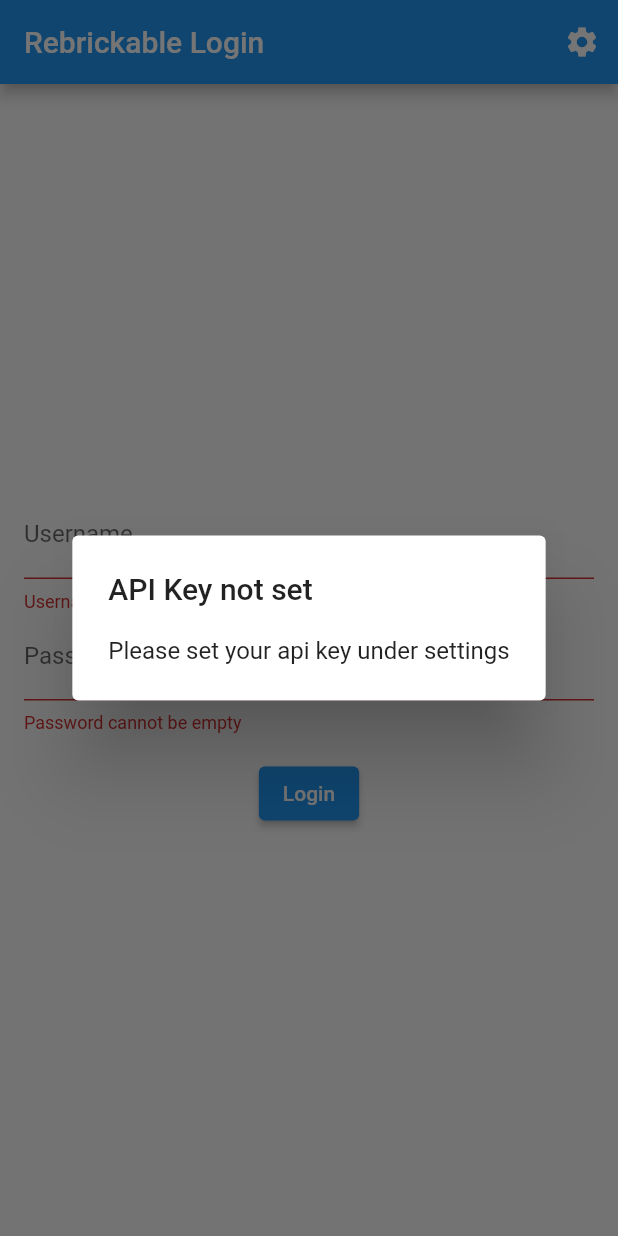
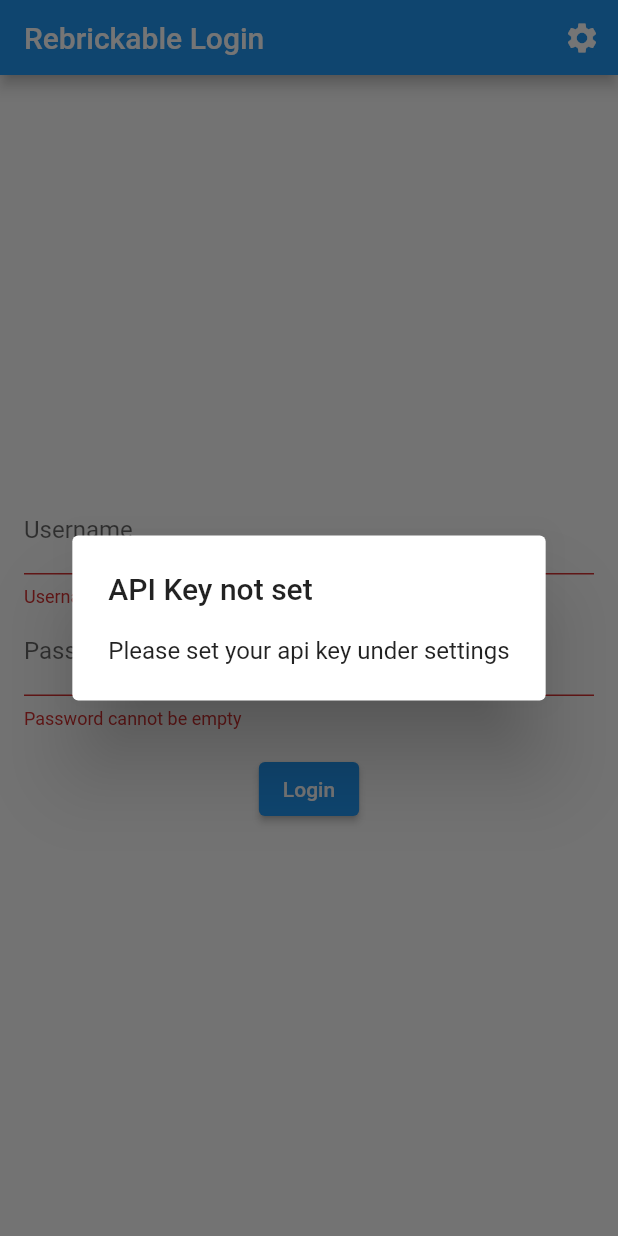
Before and after one commit to sebastiankutschbach/brick_app, a Flutter app: the screen it shows after launch, after a tap on "Login", on a phone screen of 412 x 824 dp. Run offline on Flutter 3.47's test engine with Material 2 defaults, Android fonts, the phone set to English and light mode, and no system bars; our stand-ins replace shared_preferences, webview_flutter; missing offline and left inert: uri.

Commit message:
refactoring, preparation for logout functionality and better error handling

```diff
--- a/lib/pages/login_page.dart
+++ b/lib/pages/login_page.dart
@@ -2,6 +2,8 @@ import 'package:brick_app/model/rebrickable_model.dart';
 import 'package:brick_app/pages/overview_page.dart';
 import 'package:brick_app/pages/settings_page.dart';
 import 'package:brick_app/service/preferences_service.dart';
+import 'package:brick_app/service/rebrickable_api_exception.dart';
+import 'package:brick_app/widgets/brick_app_bar.dart';
 import 'package:flutter/cupertino.dart';
 import 'package:flutter/material.dart';
 import 'package:provider/provider.dart';
@@ -26,11 +28,8 @@ class _LoginPageState extends State<LoginPage> {
       Future.delayed(Duration.zero, () => Navigator.of(context).push(route));
     }
     return Scaffold(
-      appBar: AppBar(
-        title: Text('Rebrickable Login'),
-        actions: [
-          _createSettingsButton(),
-        ],
+      appBar: BrickAppBar(
+        Text('Rebrickable Login'),
       ),
       body: Center(
         child: Padding(
@@ -65,12 +64,16 @@ class _LoginPageState extends State<LoginPage> {
                         _showDialog('Please set your api key under settings');
                       }
                       if (_formKey.currentState.validate()) {
+                        try {
                           final userToken =
                               await model.login(_username, _password, apiKey);
                           if (userToken != null) {
                             context.read<PreferencesService>().userToken =
                                 userToken;
                             Navigator.push(context, route);
+                          }
+                        } on RebrickableApiException catch (e) {
+                          _showDialog('Login failed: ${e.message}');
                         }
                       }
                     },
@@ -83,15 +86,6 @@ class _LoginPageState extends State<LoginPage> {
         ),
       ),
     );
-  }
-
-  IconButton _createSettingsButton() {
-    return IconButton(
-        onPressed: () {
-          Navigator.push(
-              context, MaterialPageRoute(builder: (context) => SettingsPage()));
-        },
-        icon: Icon(Icons.settings));
   }
 
   Future<void> _showDialog(message) async {
--- a/lib/pages/moc_page.dart
+++ b/lib/pages/moc_page.dart
@@ -2,6 +2,7 @@ import 'dart:developer';
 
 import 'package:brick_app/model/brick_set.dart';
 import 'package:brick_app/model/rebrickable_model.dart';
+import 'package:brick_app/widgets/brick_app_bar.dart';
 import 'package:brick_app/widgets/sets_grid_view.dart';
 import 'package:flutter/material.dart';
 import 'package:provider/provider.dart';
@@ -14,8 +15,8 @@ class MocPage extends StatelessWidget {
   Widget build(BuildContext context) {
     final service = context.read<RebrickableModel>();
     return Scaffold(
-      appBar: AppBar(
-        title: Text(brickSet.name),
+      appBar: BrickAppBar(
+        Text(brickSet.name),
       ),
       body: FutureBuilder(
         future: service.getMocsFromSet(setNum: brickSet.setNum),
--- a/lib/pages/overview_page.dart
+++ b/lib/pages/overview_page.dart
@@ -1,6 +1,7 @@
 import 'package:brick_app/model/brick_set_list.dart';
 import 'package:brick_app/model/rebrickable_model.dart';
 import 'package:brick_app/pages/set_list_page.dart';
+import 'package:brick_app/widgets/brick_app_bar.dart';
 import 'package:flutter/cupertino.dart';
 import 'package:flutter/material.dart';
 import 'package:provider/provider.dart';
@@ -14,8 +15,8 @@ class OverviewPage extends StatelessWidget {
         builder: (context, snapshot) {
           if (snapshot.hasData) {
             return Scaffold(
-              appBar: AppBar(
-                title: Text('My Set Lists (${snapshot.data.length})'),
+              appBar: BrickAppBar(
+                Text('My Set Lists (${snapshot.data.length})'),
               ),
               body: Center(
                 child: _createListView(snapshot.data),
--- a/lib/pages/set_list_page.dart
+++ b/lib/pages/set_list_page.dart
@@ -2,6 +2,7 @@ import 'package:brick_app/model/brick_set.dart';
 import 'package:brick_app/model/brick_set_list.dart';
 import 'package:brick_app/model/rebrickable_model.dart';
 import 'package:brick_app/pages/set_view_page.dart';
+import 'package:brick_app/widgets/brick_app_bar.dart';
 import 'package:brick_app/widgets/sets_grid_view.dart';
 import 'package:flutter/material.dart';
 import 'package:provider/provider.dart';
@@ -18,8 +19,8 @@ class SetListPage extends StatelessWidget {
           .read<RebrickableModel>()
           .getSetsFromList(listId: brickSetList.id),
       builder: (context, snapshot) => Scaffold(
-        appBar: AppBar(
-          title: Text('${brickSetList.name} ${_getTitleIndicator(snapshot)}'),
+        appBar: BrickAppBar(
+          Text('${brickSetList.name} ${_getTitleIndicator(snapshot)}'),
         ),
         body: Center(
           child: snapshot.hasData
--- a/lib/pages/set_view_page.dart
+++ b/lib/pages/set_view_page.dart
@@ -1,4 +1,5 @@
 import 'package:brick_app/model/brick_set.dart';
+import 'package:brick_app/widgets/brick_app_bar.dart';
 import 'package:flutter/material.dart';
 import 'package:webview_flutter/webview_flutter.dart';
 
@@ -9,8 +10,8 @@ class SetViewPage extends StatelessWidget {
 
   Widget build(BuildContext context) {
     return Scaffold(
-      appBar: AppBar(
-        title: Text(brickSet.name),
+      appBar: BrickAppBar(
+        Text(brickSet.name),
       ),
       body: WebView(
         initialUrl: '${brickSet.url}?inventory=1#alt_builds',
--- /dev/null
+++ b/lib/service/rebrickable_api_exception.dart
@@ -0,0 +1,4 @@
+class RebrickableApiException implements Exception {
+  final message;
+  RebrickableApiException(this.message);
+}
--- /dev/null
+++ b/lib/widgets/brick_app_bar.dart
@@ -0,0 +1,30 @@
+import 'package:brick_app/pages/settings_page.dart';
+import 'package:flutter/material.dart';
+
+class BrickAppBar extends StatelessWidget with PreferredSizeWidget {
+  final Widget title;
+  @override
+  final Size preferredSize;
+
+  BrickAppBar(this.title, {Key key})
+      : preferredSize = Size.fromHeight(50.0),
+        super(key: key);
+
+  Widget build(BuildContext context) {
+    return AppBar(
+      title: title,
+      actions: [
+        _createSettingsButton(context),
+      ],
+    );
+  }
+
+  IconButton _createSettingsButton(BuildContext context) {
+    return IconButton(
+        onPressed: () {
+          Navigator.push(
+              context, MaterialPageRoute(builder: (context) => SettingsPage()));
+        },
+        icon: Icon(Icons.settings));
+  }
+}
```
Also changed, not shown: lib/service/rebrickable_service.dart (+5 -4 lines), 3 other files. Lines whose indentation alone changed are shown as unchanged.
